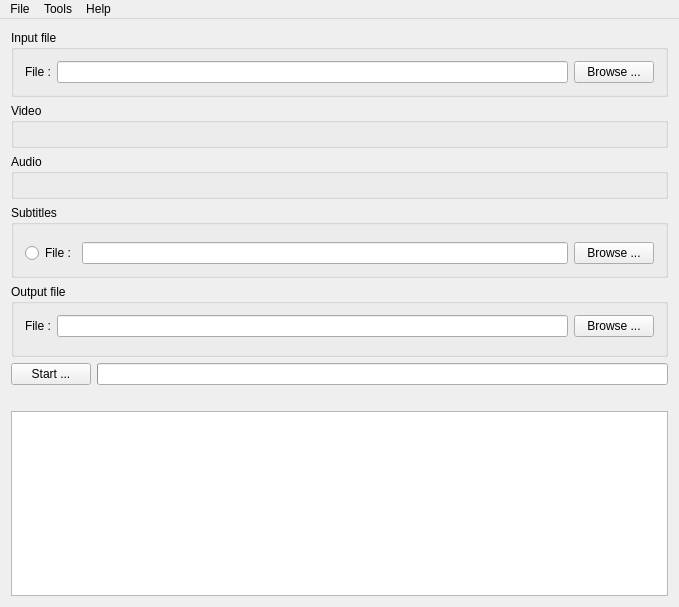
This is src/QtlMovie/QtlMovieMainWindow.ui in qtlmovie/qtlmovie as Qt 5 draws it before an edit. The edited form follows.
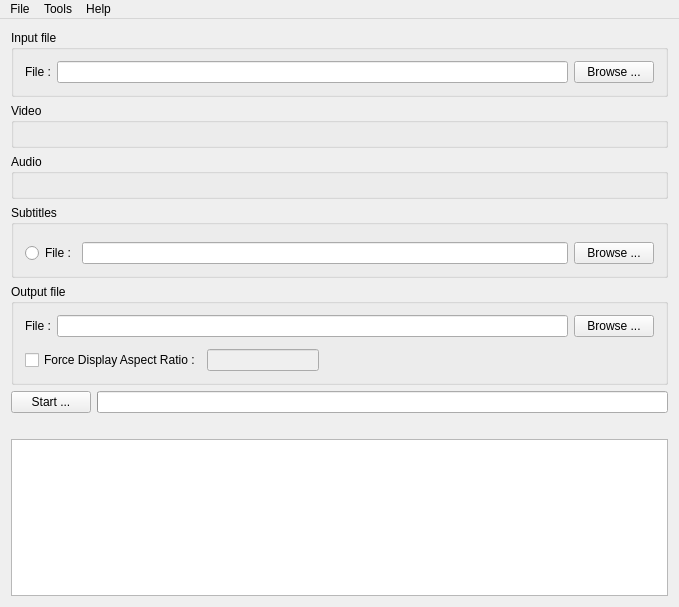
This is the edited form. Icons and pictures are not drawn. Custom widgets are drawn as their Qt base class.

Commit message: Added "Forced display aspect ratio" option. Integrated ccextractor 0.68 and telxcc 2.5.3.

```diff
--- a/src/QtlMovie/QtlMovieMainWindow.ui
+++ b/src/QtlMovie/QtlMovieMainWindow.ui
@@ -86,6 +86,80 @@
          </property>
         </widget>
        </item>
+       <item row="2" column="0" colspan="3">
+        <widget class="QWidget" name="boxAspectRatio" native="true">
+         <layout class="QHBoxLayout" name="layoutForceDAR">
+          <property name="leftMargin">
+           <number>0</number>
+          </property>
+          <property name="topMargin">
+           <number>0</number>
+          </property>
+          <property name="rightMargin">
+           <number>0</number>
+          </property>
+          <property name="bottomMargin">
+           <number>0</number>
+          </property>
+          <item>
+           <widget class="QCheckBox" name="checkForceDAR">
+            <property name="text">
+             <string>Force Display Aspect Ratio :</string>
+            </property>
+           </widget>
+          </item>
+          <item>
+           <widget class="QLineEdit" name="editForceDAR">
+            <property name="enabled">
+             <bool>false</bool>
+            </property>
+            <property name="inputMask">
+             <string notr="true"/>
+            </property>
+           </widget>
+          </item>
+          <item>
+           <spacer name="spacerForceDAR2">
+            <property name="orientation">
+             <enum>Qt::Horizontal</enum>
+            </property>
+            <property name="sizeHint" stdset="0">
+             <size>
+              <width>40</width>
+              <height>20</height>
+             </size>
+            </property>
+           </spacer>
+          </item>
+          <item>
+           <spacer name="spacerForceDAR3">
+            <property name="orientation">
+             <enum>Qt::Horizontal</enum>
+            </property>
+            <property name="sizeHint" stdset="0">
+             <size>
+              <width>40</width>
+              <height>20</height>
+             </size>
+            </property>
+           </spacer>
+          </item>
+          <item>
+           <spacer name="spacerForceDAR1">
+            <property name="orientation">
+             <enum>Qt::Horizontal</enum>
+            </property>
+            <property name="sizeHint" stdset="0">
+             <size>
+              <width>40</width>
+              <height>20</height>
+             </size>
+            </property>
+           </spacer>
+          </item>
+         </layout>
+        </widget>
+       </item>
       </layout>
      </widget>
     </item>
```
Left out of the diff: 16 changed lines with no effect on the pictures. The commit also changes 21 other files.
